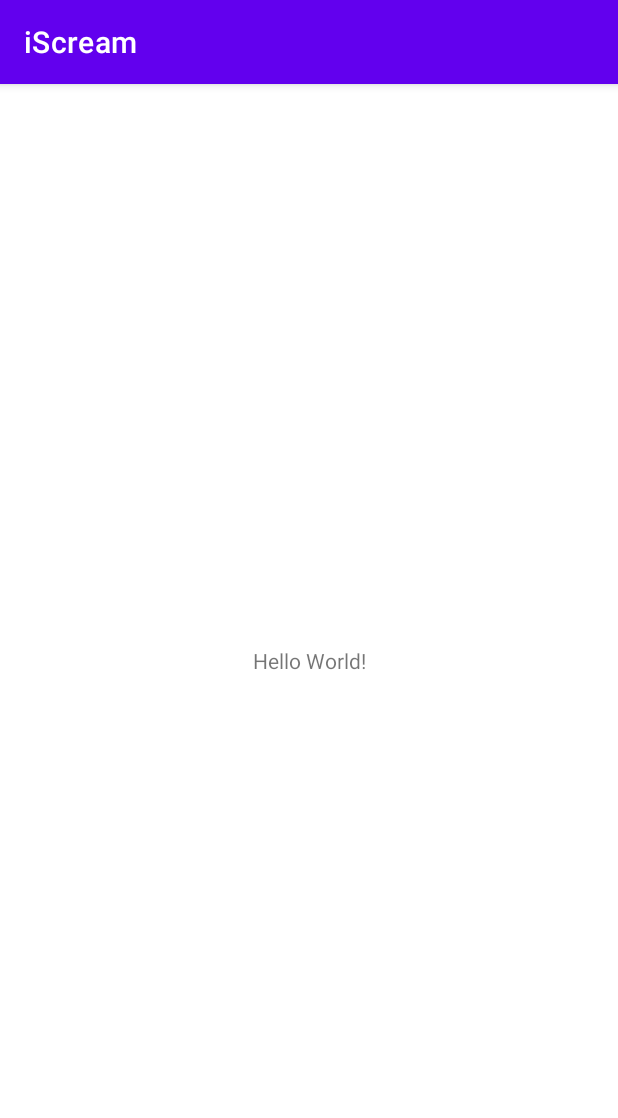
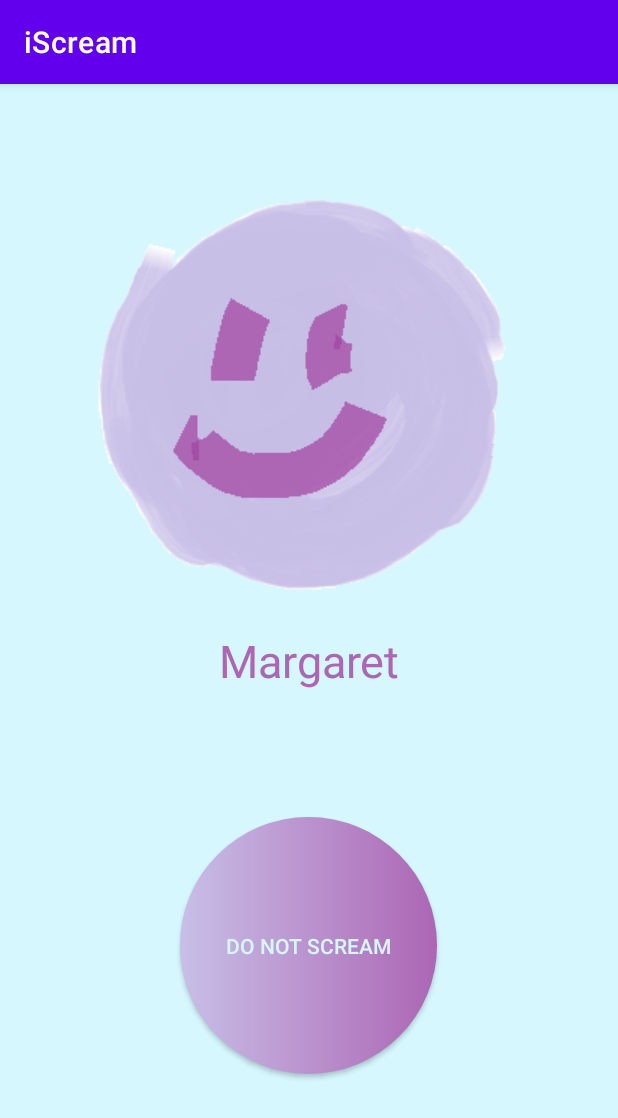
Before and after one commit to politewasp/iScream, an Android app: the screen it shows after launch (MainActivity), on a phone screen of 412 x 824 dp. Shown: the top 1118 px of the screen. Run offline under Robolectric (Android 15) with nearby library versions, the phone set to English and light mode, and no system bars.

Commit message:
added an awful gui

```diff
--- /dev/null
+++ b/app/src/main/res/drawable/toggle_button.xml
@@ -0,0 +1,6 @@
+<?xml version="1.0" encoding="utf-8"?>
+<shape xmlns:android="http://schemas.android.com/apk/res/android" android:shape="rectangle">
+    <gradient android:startColor="@color/herSkin" android:endColor="@color/herEyes" android:type="linear"/>
+
+    <corners android:radius="999dp"/>
+</shape>
--- a/app/src/main/res/layout/activity_main.xml
+++ b/app/src/main/res/layout/activity_main.xml
@@ -4,15 +4,46 @@
     xmlns:tools="http://schemas.android.com/tools"
     android:layout_width="match_parent"
     android:layout_height="match_parent"
+    android:background="@color/herWorld"
     tools:context=".MainActivity">
 
     <TextView
+        android:id="@+id/textView"
         android:layout_width="wrap_content"
         android:layout_height="wrap_content"
-        android:text="Hello World!"
+        android:text="@string/margaret"
+        android:textSize="30sp"
+        android:textColor="@color/herEyes"
         app:layout_constraintBottom_toBottomOf="parent"
         app:layout_constraintLeft_toLeftOf="parent"
         app:layout_constraintRight_toRightOf="parent"
         app:layout_constraintTop_toTopOf="parent" />
 
+    <ImageView
+        android:id="@+id/imageView"
+        android:contentDescription="@string/margaret"
+        android:layout_width="wrap_content"
+        android:layout_height="wrap_content"
+        app:layout_constraintBottom_toBottomOf="parent"
+        app:layout_constraintEnd_toEndOf="parent"
+        app:layout_constraintHorizontal_bias="0.494"
+        app:layout_constraintStart_toStartOf="parent"
+        app:layout_constraintTop_toTopOf="parent"
+        app:layout_constraintVertical_bias="0.107"
+        app:srcCompat="@drawable/her" />
+
+    <ToggleButton
+        android:id="@+id/toggleButton"
+        android:layout_width="171dp"
+        android:layout_height="171dp"
+        android:layout_marginStart="120dp"
+        android:layout_marginBottom="108dp"
+        android:background="@drawable/toggle_button"
+        android:text="@string/togglebutton"
+        android:textOn="@string/scream"
+        android:textOff="@string/don_t_scream"
+        android:textColor="@color/herWorld"
+        app:layout_constraintBottom_toBottomOf="parent"
+        app:layout_constraintStart_toStartOf="parent" />
+
 </androidx.constraintlayout.widget.ConstraintLayout>
--- a/app/src/main/res/values/colors.xml
+++ b/app/src/main/res/values/colors.xml
@@ -7,4 +7,7 @@
     <color name="teal_700">#FF018786</color>
     <color name="black">#FF000000</color>
     <color name="white">#FFFFFFFF</color>
+    <color name="herSkin">#c8bfe7</color>
+    <color name="herEyes">#ac66b4</color>
+    <color name="herWorld">#d6f7fe</color>
 </resources>
--- a/app/src/main/res/values/strings.xml
+++ b/app/src/main/res/values/strings.xml
@@ -1,3 +1,8 @@
 <resources>
     <string name="app_name">iScream</string>
+    <string name="margaret">Margaret</string>
+    <string name="toggle">Switch</string>
+    <string name="togglebutton">ToggleButton</string>
+    <string name="scream">scream</string>
+    <string name="don_t_scream">do not scream</string>
 </resources>
```
Also changed, not shown: app/src/main/res/drawable/her.png (added).
